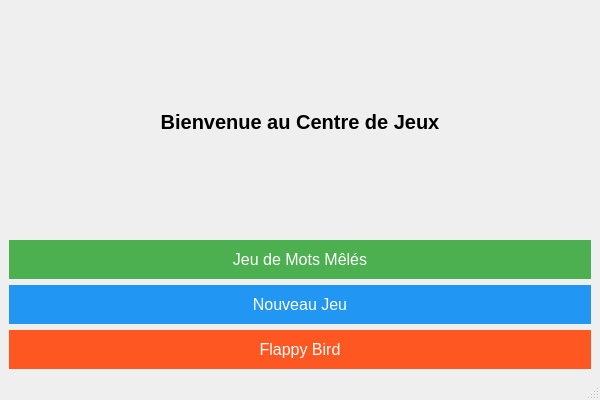
Qt form menuwindow.ui (nathanmarechal/Qapp) before a commit.
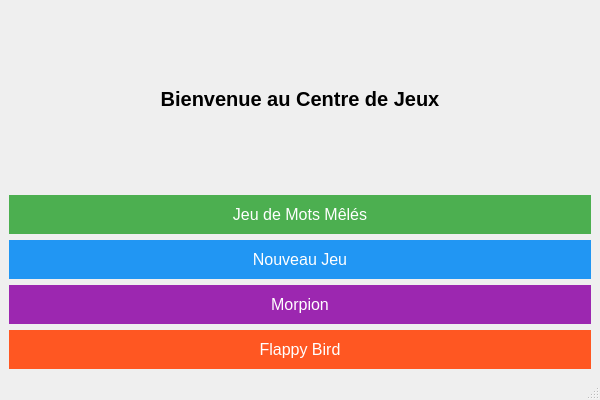
The same form after that commit.

Commit message: fix flappy and unscramble, tictactoe

What changed in the file:
```diff
--- a/menuwindow.ui
+++ b/menuwindow.ui
@@ -54,6 +54,19 @@
       </property>
      </widget>
     </item>
+    <item>
+ <widget class="QPushButton" name="tictactoeGameButton">
+  <property name="styleSheet">
+   <string notr="true">
+    QPushButton { background-color: #9C27B0; color: white; border-radius: 20px; padding: 10px; font-size: 16px; }
+    QPushButton:hover { background-color: #8E24AA; }
+   </string>
+  </property>
+  <property name="text">
+   <string>Morpion</string>
+  </property>
+ </widget>
+</item>
     <item>
      <widget class="QPushButton" name="flappyGameButton">
       <property name="styleSheet">
```
The commit also changes 9 other files.
